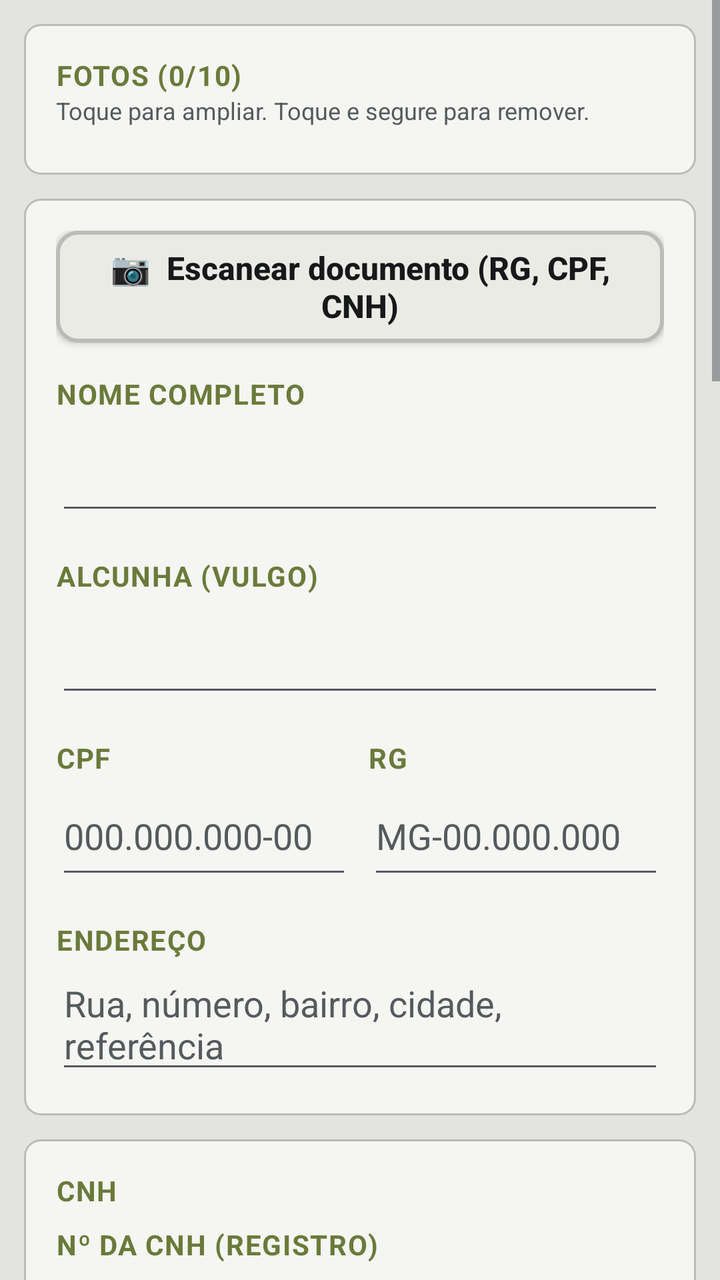
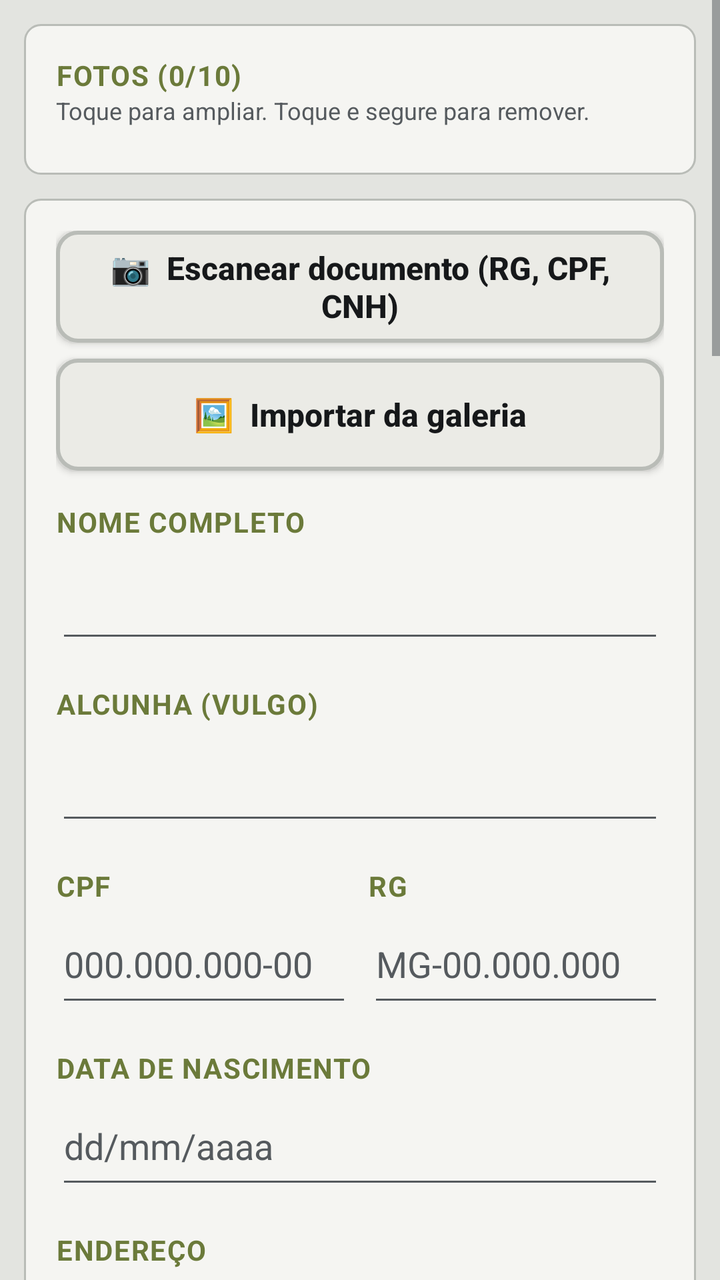

An Android layout rendered at two revisions. The XML below is the earlier revision; the diff shows what the commit changed to produce the second picture.
<!-- AndroidManifest.xml: application theme Tema -->
<!-- res/layout/activity_ficha.xml -->
<?xml version="1.0" encoding="utf-8"?>
<ScrollView xmlns:android="http://schemas.android.com/apk/res/android"
    android:id="@+id/rolagem"
    android:layout_width="match_parent"
    android:layout_height="match_parent">

    <LinearLayout
        android:layout_width="match_parent"
        android:layout_height="wrap_content"
        android:orientation="vertical"
        android:padding="12dp">

        
        <LinearLayout style="@style/Secao" android:layout_marginTop="0dp">
            <TextView
                android:id="@+id/tvFotosTitulo"
                style="@style/Rotulo"
                android:layout_marginTop="0dp"
                android:text="Fotos (0/10)" />
            <TextView
                android:layout_width="match_parent"
                android:layout_height="wrap_content"
                android:text="Toque para ampliar. Toque e segure para remover."
                android:textColor="@color/texto_suave"
                android:textSize="12sp" />
            <HorizontalScrollView
                android:layout_width="match_parent"
                android:layout_height="wrap_content"
                android:layout_marginTop="8dp"
                android:scrollbars="none">
                <LinearLayout
                    android:id="@+id/llFotos"
                    android:layout_width="wrap_content"
                    android:layout_height="wrap_content"
                    android:orientation="horizontal" />
            </HorizontalScrollView>
        </LinearLayout>

        
        <LinearLayout style="@style/Secao">
            <Button
                android:id="@+id/btnScanDoc"
                style="@style/BotaoSecundario"
                android:layout_width="match_parent"
                android:text="📷  Escanear documento (RG, CPF, CNH)" />
            <TextView style="@style/Rotulo" android:text="Nome completo" />
            <EditText
                android:id="@+id/etNome"
                style="@style/Campo"
                android:importantForAutofill="no"
                android:inputType="textPersonName|textCapWords"
                android:maxLength="150" />

            <TextView style="@style/Rotulo" android:text="Alcunha (vulgo)" />
            <EditText
                android:id="@+id/etAlcunha"
                style="@style/Campo"
                android:importantForAutofill="no"
                android:inputType="textCapWords"
                android:maxLength="100" />

            <LinearLayout
                android:layout_width="match_parent"
                android:layout_height="wrap_content"
                android:orientation="horizontal">
                <LinearLayout
                    android:layout_width="0dp"
                    android:layout_height="wrap_content"
                    android:layout_marginEnd="8dp"
                    android:layout_weight="1"
                    android:orientation="vertical">
                    <TextView style="@style/Rotulo" android:text="CPF" />
                    <EditText
                        android:id="@+id/etCpf"
                        style="@style/Campo"
                        android:digits="0123456789.-"
                        android:hint="000.000.000-00"
                        android:importantForAutofill="no"
                        android:inputType="number"
                        android:maxLength="14" />
                </LinearLayout>
                <LinearLayout
                    android:layout_width="0dp"
                    android:layout_height="wrap_content"
                    android:layout_weight="1"
                    android:orientation="vertical">
                    <TextView style="@style/Rotulo" android:text="RG" />
                    <EditText
                        android:id="@+id/etRg"
                        style="@style/Campo"
                        android:hint="MG-00.000.000"
                        android:importantForAutofill="no"
                        android:inputType="textCapCharacters|textNoSuggestions"
                        android:maxLength="20" />
                </LinearLayout>
            </LinearLayout>

            <TextView style="@style/Rotulo" android:text="Endereço" />
            <EditText
                android:id="@+id/etEndereco"
                style="@style/Campo"
                android:hint="Rua, número, bairro, cidade, referência"
                android:importantForAutofill="no"
                android:inputType="textPostalAddress|textMultiLine|textCapSentences"
                android:maxLength="300" />
        </LinearLayout>

        
        <LinearLayout style="@style/Secao">
            <TextView
                style="@style/Rotulo"
                android:layout_marginTop="0dp"
                android:text="CNH" />
            <TextView style="@style/Rotulo" android:layout_marginTop="8dp" android:text="Nº da CNH (registro)" />
            <EditText
                android:id="@+id/etCnhNumero"
                style="@style/Campo"
                android:digits="0123456789"
                android:hint="00000000000"
                android:importantForAutofill="no"
                android:inputType="number"
                android:maxLength="11" />
            <TextView style="@style/Rotulo" android:layout_marginTop="12dp" android:text="Categoria" />
            <GridLayout
                android:id="@+id/gradeCategorias"
                android:layout_width="match_parent"
                android:layout_height="wrap_content"
                android:layout_marginTop="6dp"
                android:columnCount="5" />
            <TextView style="@style/Rotulo" android:layout_marginTop="12dp" android:text="Data de validade" />
            <EditText
                android:id="@+id/etCnhValidade"
                style="@style/Campo"
                android:digits="0123456789/"
                android:hint="dd/mm/aaaa"
                android:importantForAutofill="no"
                android:inputType="number"
                android:maxLength="10" />
            <TextView
                android:id="@+id/tvCnhAlerta"
                android:layout_width="match_parent"
                android:layout_height="wrap_content"
                android:layout_marginTop="6dp"
                android:textSize="15sp"
                android:textStyle="bold"
                android:visibility="gone" />
        </LinearLayout>

        
        <LinearLayout style="@style/Secao">
            <TextView
                style="@style/Rotulo"
                android:layout_marginTop="0dp"
                android:text="FILIAÇÃO"
                android:textSize="14sp" />
            <TextView style="@style/Rotulo" android:text="Pai" />
            <EditText
                android:id="@+id/etPai"
                style="@style/Campo"
                android:importantForAutofill="no"
                android:inputType="textPersonName|textCapWords"
                android:maxLength="150" />
            <TextView style="@style/Rotulo" android:text="Mãe" />
            <EditText
                android:id="@+id/etMae"
                style="@style/Campo"
                android:importantForAutofill="no"
                android:inputType="textPersonName|textCapWords"
                android:maxLength="150" />
        </LinearLayout>

        
        <LinearLayout style="@style/Secao">
            <TextView
                style="@style/Rotulo"
                android:layout_marginTop="0dp"
                android:text="COMPORTAMENTO NA ABORDAGEM"
                android:textSize="14sp" />
            <RadioGroup
                android:id="@+id/rgComportamento"
                android:layout_width="match_parent"
                android:layout_height="wrap_content"
                android:layout_marginTop="6dp">
                <RadioButton
                    android:id="@+id/rbObediente"
                    android:layout_width="match_parent"
                    android:layout_height="56dp"
                    android:text="Obediente"
                    android:textColor="@color/obediente"
                    android:textSize="16sp"
                    android:textStyle="bold" />
                <RadioButton
                    android:id="@+id/rbPassivo"
                    android:layout_width="match_parent"
                    android:layout_height="56dp"
                    android:text="Resistente passivo"
                    android:textColor="@color/resistente_passivo"
                    android:textSize="16sp"
                    android:textStyle="bold" />
                <RadioButton
                    android:id="@+id/rbAtivo"
                    android:layout_width="match_parent"
                    android:layout_height="56dp"
                    android:text="Resistente ativo"
                    android:textColor="@color/resistente_ativo"
                    android:textSize="16sp"
                    android:textStyle="bold" />
            </RadioGroup>
            <TextView
                android:id="@+id/tvLimparComportamento"
                android:layout_width="wrap_content"
                android:layout_height="wrap_content"
                android:padding="6dp"
                android:text="Limpar seleção"
                android:textColor="@color/texto_suave"
                android:textSize="13sp" />
        </LinearLayout>

        
        <LinearLayout style="@style/Secao">
            <TextView
                style="@style/Rotulo"
                android:layout_marginTop="0dp"
                android:text="STATUS OPERACIONAL" />
            <GridLayout
                android:id="@+id/gradeStatus"
                android:layout_width="match_parent"
                android:layout_height="wrap_content"
                android:layout_marginTop="6dp"
                android:columnCount="2" />
        </LinearLayout>

        
        <LinearLayout style="@style/Secao">
            <TextView
                style="@style/Rotulo"
                android:layout_marginTop="0dp"
                android:text="PASSAGENS PELA POLÍCIA"
                android:textSize="14sp" />
            <LinearLayout
                android:id="@+id/llPassagens"
                android:layout_width="match_parent"
                android:layout_height="wrap_content"
                android:orientation="vertical" />
            <Button
                android:id="@+id/btnAddPassagem"
                style="@style/BotaoSecundario"
                android:layout_marginTop="10dp"
                android:text="+ Adicionar passagem" />
        </LinearLayout>

        
        <LinearLayout style="@style/Secao">
            <TextView
                style="@style/Rotulo"
                android:layout_marginTop="0dp"
                android:text="VEÍCULOS"
                android:textSize="14sp" />
            <LinearLayout
                android:id="@+id/llVeiculos"
                android:layout_width="match_parent"
                android:layout_height="wrap_content"
                android:orientation="vertical" />
            <Button
                android:id="@+id/btnAddVeiculo"
                style="@style/BotaoSecundario"
                android:layout_marginTop="10dp"
                android:text="+ Adicionar veículo" />
        </LinearLayout>

        
        <LinearLayout style="@style/Secao">
            <TextView
                style="@style/Rotulo"
                android:layout_marginTop="0dp"
                android:text="OBSERVAÇÕES"
                android:textSize="14sp" />
            <EditText
                android:id="@+id/etObservacoes"
                style="@style/Campo"
                android:gravity="top"
                android:hint="Características físicas, tatuagens, associados, locais frequentados..."
                android:importantForAutofill="no"
                android:inputType="textMultiLine|textCapSentences"
                android:maxLength="200"
                android:minLines="3" />
            <TextView
                android:id="@+id/tvContObs"
                android:layout_width="match_parent"
                android:layout_height="wrap_content"
                android:gravity="end"
                android:text="0/200"
                android:textColor="@color/texto_suave"
                android:textSize="12sp" />
        </LinearLayout>

        
        <LinearLayout style="@style/Secao" android:id="@+id/secaoHistorico">
            <TextView
                style="@style/Rotulo"
                android:layout_marginTop="0dp"
                android:text="HISTÓRICO DE AUDITORIA" />
            <TextView
                android:layout_width="match_parent"
                android:layout_height="wrap_content"
                android:text="Quem criou, consultou ou alterou esta ficha, quando e de qual aparelho. O registro não pode ser editado nem apagado."
                android:textColor="@color/texto_suave"
                android:textSize="13sp" />
            <Button
                android:id="@+id/btnHistorico"
                style="@style/BotaoSecundario"
                android:layout_width="match_parent"
                android:layout_marginTop="10dp"
                android:text="Ver histórico completo" />
        </LinearLayout>

        <Button
            android:id="@+id/btnSalvar"
            style="@style/BotaoTatico"
            android:layout_marginTop="16dp"
            android:text="Salvar ficha" />

        <TextView
            android:id="@+id/tvRodape"
            android:layout_width="match_parent"
            android:layout_height="wrap_content"
            android:layout_marginTop="12dp"
            android:layout_marginBottom="24dp"
            android:gravity="center"
            android:textColor="@color/texto_suave"
            android:textSize="12sp" />
    </LinearLayout>
</ScrollView>
<!-- resources referenced by this layout -->
<resources>
  <color name="obediente">#3F7D2A</color>
  <color name="resistente_ativo">#D01C1C</color>
  <color name="resistente_passivo">#E0A100</color>
  <color name="texto_suave">#555A5E</color>
  <style name="BotaoTatico">
          <item name="android:layout_width">match_parent</item>
          <item name="android:layout_height">60dp</item>
          <item name="android:background">@drawable/bg_botao_novo</item>
          <item name="android:textColor">#FFFFFF</item>
          <item name="android:textSize">17sp</item>
          <item name="android:textStyle">bold</item>
          <item name="android:textAllCaps">true</item>
      </style>
  <style name="Campo">
          <item name="android:layout_width">match_parent</item>
          <item name="android:layout_height">wrap_content</item>
          <item name="android:minHeight">56dp</item>
          <item name="android:textSize">18sp</item>
          <item name="android:textColor">@color/texto</item>
          <item name="android:textColorHint">@color/texto_suave</item>
      </style>
  <style name="Rotulo">
          <item name="android:layout_width">match_parent</item>
          <item name="android:layout_height">wrap_content</item>
          <item name="android:layout_marginTop">16dp</item>
          <item name="android:textSize">14sp</item>
          <item name="android:textStyle">bold</item>
          <item name="android:textAllCaps">true</item>
          <item name="android:letterSpacing">0.04</item>
          <item name="android:textColor">@color/destaque</item>
      </style>
  <style name="Secao">
          <item name="android:layout_width">match_parent</item>
          <item name="android:layout_height">wrap_content</item>
          <item name="android:orientation">vertical</item>
          <item name="android:layout_marginTop">12dp</item>
          <item name="android:padding">16dp</item>
          <item name="android:background">@drawable/bg_cartao</item>
      </style>
  <!-- drawable bg_botao_sec (drawable) -->
  <?xml version="1.0" encoding="utf-8"?>
  <ripple xmlns:android="http://schemas.android.com/apk/res/android" android:color="#33888888">
      <item>
          <shape android:shape="rectangle">
              <solid android:color="@color/campo_fundo" />
              <stroke android:width="2dp" android:color="@color/borda" />
              <corners android:radius="10dp" />
          </shape>
      </item>
  </ripple>
  <color name="texto">#16181A</color>
  <!-- drawable bg_botao_novo (drawable) -->
  <?xml version="1.0" encoding="utf-8"?>
  <ripple xmlns:android="http://schemas.android.com/apk/res/android" android:color="#44FFFFFF">
      <item>
          <shape android:shape="rectangle">
              <solid android:color="@color/botao" />
              <stroke android:width="2dp" android:color="@color/coyote" />
              <corners android:radius="10dp" />
          </shape>
      </item>
  </ripple>
  <color name="destaque">#6B7A3A</color>
  <!-- drawable bg_cartao (drawable) -->
  <?xml version="1.0" encoding="utf-8"?>
  <shape xmlns:android="http://schemas.android.com/apk/res/android" android:shape="rectangle">
      <solid android:color="@color/cartao" />
      <stroke android:width="1dp" android:color="@color/borda" />
      <corners android:radius="8dp" />
  </shape>
  <style name="TemaBase" parent="android:Theme.Material.Light.DarkActionBar" />
  <color name="primaria">#2B2F33</color>
  <color name="primaria_escura">#1A1C1E</color>
  <color name="fundo">#E3E4E0</color>
  <color name="campo_fundo">#EBEBE6</color>
  <color name="borda">#B9BCB7</color>
  <color name="botao">#4F5E2A</color>
  <color name="coyote">#A68B5B</color>
  <color name="cartao">#F5F5F2</color>
  <!-- unchanged entries left out for length: 2 -->
</resources>

<!-- the commit's change to res/layout/activity_ficha.xml (unified diff, before → after) -->
@@ -43,6 +43,12 @@
                 style="@style/BotaoSecundario"
                 android:layout_width="match_parent"
                 android:text="📷  Escanear documento (RG, CPF, CNH)" />
+            <Button
+                android:id="@+id/btnGaleriaDoc"
+                style="@style/BotaoSecundario"
+                android:layout_width="match_parent"
+                android:layout_marginTop="8dp"
+                android:text="🖼  Importar da galeria" />
             <TextView style="@style/Rotulo" android:text="Nome completo" />
             <EditText
                 android:id="@+id/etNome"
@@ -95,6 +101,16 @@
                 </LinearLayout>
             </LinearLayout>
 
+            <TextView style="@style/Rotulo" android:text="Data de nascimento" />
+            <EditText
+                android:id="@+id/etNascimento"
+                style="@style/Campo"
+                android:digits="0123456789/"
+                android:hint="dd/mm/aaaa"
+                android:importantForAutofill="no"
+                android:inputType="number"
+                android:maxLength="10" />
+
             <TextView style="@style/Rotulo" android:text="Endereço" />
             <EditText
                 android:id="@+id/etEndereco"
